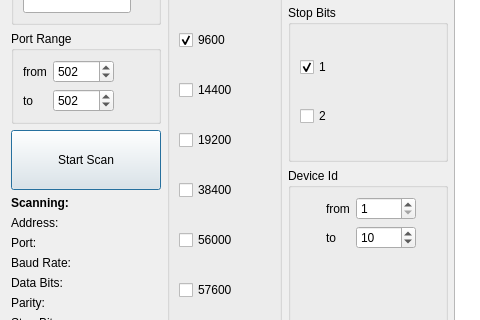
Before: the Qt Designer form omodscan/dialogs/dialogmodbusscanner.ui in sanny32/OpenModScan, drawn with Qt 5; both pictures show x 0 to 480 and y 334 to 654 of the 707 by 863 pixel window.
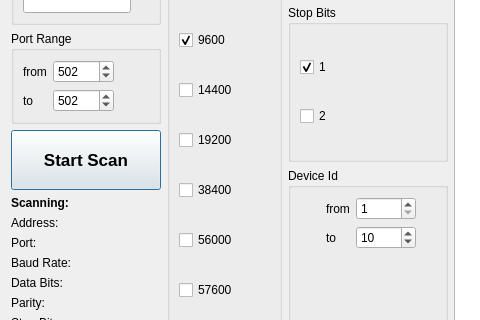
After: the same form once the commit is applied. Custom widgets are drawn as their Qt base class.

Commit message: Update modbus scanner ui

Diff of the .ui file:
```diff
--- a/omodscan/dialogs/dialogmodbusscanner.ui
+++ b/omodscan/dialogs/dialogmodbusscanner.ui
@@ -360,6 +360,10 @@
            <height>60</height>
           </size>
          </property>
+         <property name="styleSheet">
+          <string notr="true">font-size: 13pt;
+font-weight: bold;</string>
+         </property>
          <property name="text">
           <string>Start Scan</string>
          </property>
```
